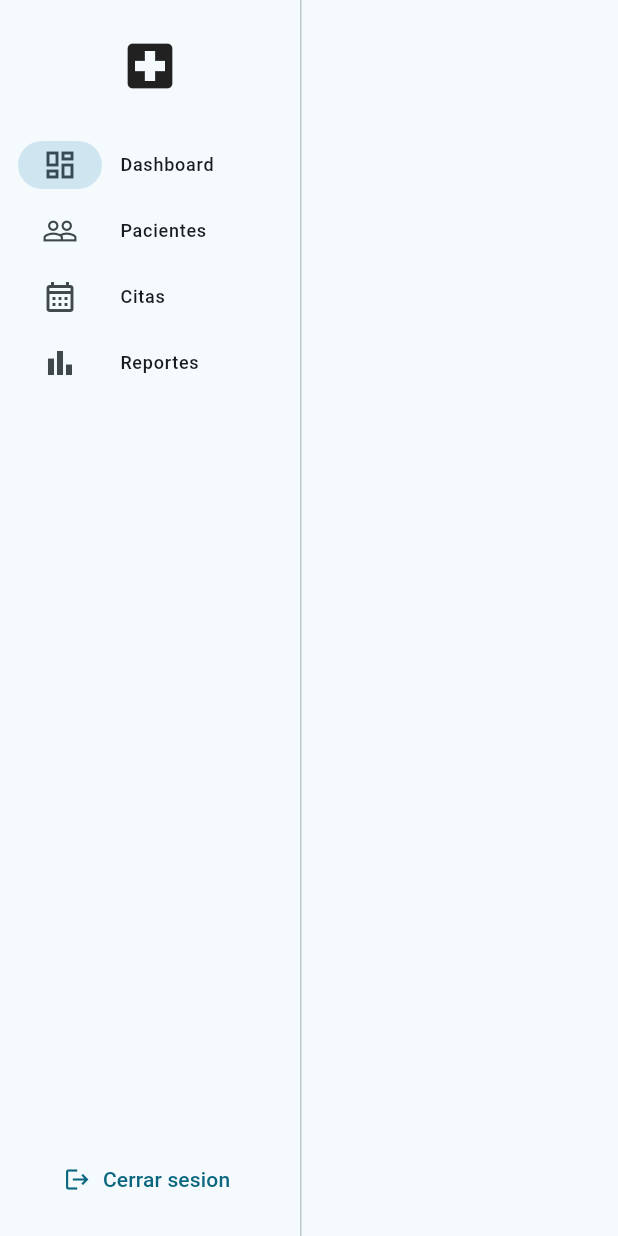
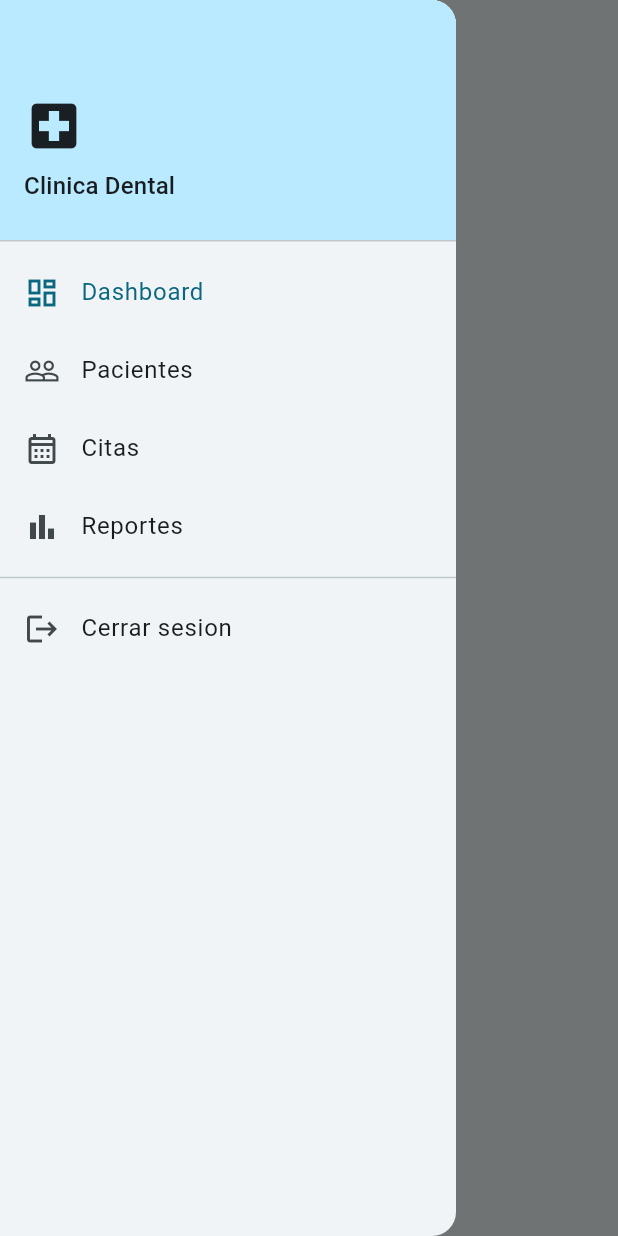
Before and after one commit to Jesus123J/DentalClinic, a Flutter app: the MainLayout screen opened directly with empty values, with the side drawer open (before the commit the screen has no drawer), on a phone screen of 412 x 824 dp. Run offline on Flutter 3.47's test engine with Material 3 defaults, Android fonts, the phone set to English and light mode, and no system bars; our stand-ins replace equatable, go_router, pdf, printing; accounts and stored records are empty.

Commit message:
Layout responsive: menu hamburguesa y correccion de overflows
- MainLayout se adapta al ancho: menu lateral extendido (>=1100px),
  compacto solo iconos (800-1100px) y barra superior con Drawer
  hamburguesa en pantallas angostas (<800px)
- Dashboard: las tarjetas de indicadores se apilan en vertical cuando
  no hay espacio y su texto interno usa Expanded + ellipsis
  (corrige RenderFlex overflowed by 30 pixels)
- Cabeceras de Pacientes, Citas y Reportes ahora usan Wrap: los
  controles bajan de linea en vez de desbordar
- Tablas de Pacientes y Reportes con scroll horizontal cuando la
  ventana es mas angosta que la tabla

Co-Authored-By: Claude Fable 5 <noreply@anthropic.com>

```diff
--- a/lib/core/widgets/main_layout.dart
+++ b/lib/core/widgets/main_layout.dart
@@ -4,7 +4,10 @@ import 'package:go_router/go_router.dart';
 import '../auth/session.dart';
 import '../../features/auth/data/repositories/auth_repository.dart';
 
-/// Layout principal de escritorio: menu lateral fijo + contenido.
+/// Layout principal responsive:
+/// - Ancho >= 1100: menu lateral extendido (icono + texto).
+/// - Entre 800 y 1100: menu lateral compacto (solo iconos).
+/// - Menor a 800: barra superior con menu hamburguesa (Drawer).
 class MainLayout extends StatelessWidget {
   const MainLayout({super.key, required this.child});
 
@@ -28,14 +31,31 @@ class MainLayout extends StatelessWidget {
     return index < 0 ? 0 : index;
   }
 
+  Future<void> _logout(BuildContext context) async {
+    await AuthRepository().logout();
+    if (context.mounted) context.go('/login');
+  }
+
   @override
   Widget build(BuildContext context) {
+    return LayoutBuilder(
+      builder: (context, constraints) {
+        final width = constraints.maxWidth;
+        if (width < 800) return _buildMobile(context);
+        return _buildDesktop(context, extended: width >= 1100);
+      },
+    );
+  }
+
+  // ---------- Escritorio / pantalla ancha ----------
+  Widget _buildDesktop(BuildContext context, {required bool extended}) {
     return Scaffold(
       body: Row(
         children: [
           NavigationRail(
-            extended: true,
+            extended: extended,
             minExtendedWidth: 200,
+            labelType: extended ? null : NavigationRailLabelType.all,
             selectedIndex: _currentIndex(context),
             onDestinationSelected: (index) =>
                 context.go(_destinations[index].route),
@@ -45,26 +65,30 @@ class MainLayout extends StatelessWidget {
             ),
             trailing: Expanded(
               child: Align(
-                alignment: Alignment.bottomLeft,
+                alignment: Alignment.bottomCenter,
                 child: Padding(
-                  padding: const EdgeInsets.all(16),
-                  child: Column(
+                  padding: const EdgeInsets.all(12),
+                  child: extended
+                      ? Column(
                           mainAxisSize: MainAxisSize.min,
                           crossAxisAlignment: CrossAxisAlignment.start,
                           children: [
                             Text(
                               Session.fullName ?? '',
                               style: Theme.of(context).textTheme.bodySmall,
+                              overflow: TextOverflow.ellipsis,
                             ),
                             TextButton.icon(
-                        onPressed: () async {
-                          await AuthRepository().logout();
-                          if (context.mounted) context.go('/login');
-                        },
+                              onPressed: () => _logout(context),
                               icon: const Icon(Icons.logout, size: 18),
                               label: const Text('Cerrar sesion'),
                             ),
                           ],
+                        )
+                      : IconButton(
+                          tooltip: 'Cerrar sesion (${Session.fullName ?? ''})',
+                          onPressed: () => _logout(context),
+                          icon: const Icon(Icons.logout),
                         ),
                 ),
               ),
@@ -83,4 +107,53 @@ class MainLayout extends StatelessWidget {
       ),
     );
   }
+
+  // ---------- Pantalla angosta: hamburguesa + Drawer ----------
+  Widget _buildMobile(BuildContext context) {
+    final current = _destinations[_currentIndex(context)];
+    return Scaffold(
+      appBar: AppBar(title: Text(current.label)),
+      drawer: Drawer(
+        child: ListView(
+          padding: EdgeInsets.zero,
+          children: [
+            DrawerHeader(
+              decoration: BoxDecoration(
+                color: Theme.of(context).colorScheme.primaryContainer,
+              ),
+              child: Column(
+                crossAxisAlignment: CrossAxisAlignment.start,
+                mainAxisAlignment: MainAxisAlignment.end,
+                children: [
+                  const Icon(Icons.local_hospital, size: 40),
+                  const SizedBox(height: 8),
+                  Text('Clinica Dental',
+                      style: Theme.of(context).textTheme.titleMedium),
+                  Text(Session.fullName ?? '',
+                      style: Theme.of(context).textTheme.bodySmall),
+                ],
+              ),
+            ),
+            for (final d in _destinations)
+              ListTile(
+                leading: Icon(d.icon),
+                title: Text(d.label),
+                selected: d.route == current.route,
+                onTap: () {
+                  Navigator.pop(context);
+                  context.go(d.route);
+                },
+              ),
+            const Divider(),
+            ListTile(
+              leading: const Icon(Icons.logout),
+              title: const Text('Cerrar sesion'),
+              onTap: () => _logout(context),
+            ),
+          ],
+        ),
+      ),
+      body: child,
+    );
   }
+}
```
Also changed, not shown: lib/features/appointments/presentation/pages/appointments_page.dart (+4 -3 lines), lib/features/dashboard/presentation/pages/dashboard_page.dart (+38 -7 lines), lib/features/patients/presentation/pages/patients_page.dart (+14 -8 lines), lib/features/reports/presentation/pages/reports_page.dart (+13 -8 lines). Lines whose indentation alone changed are shown as unchanged.
